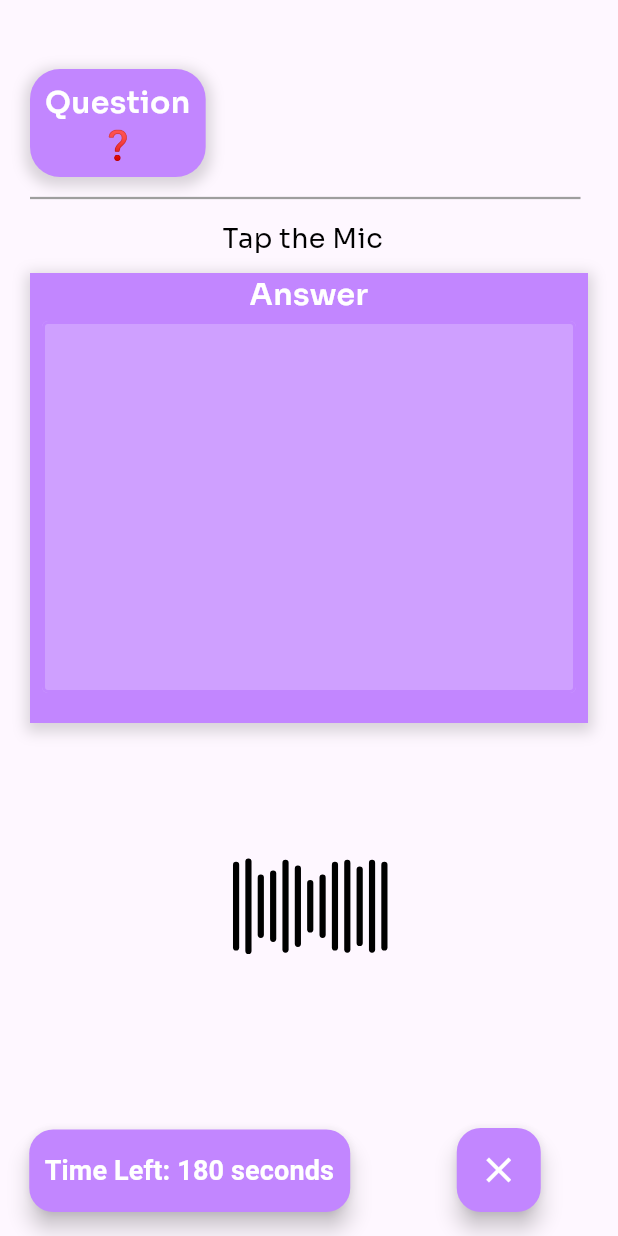
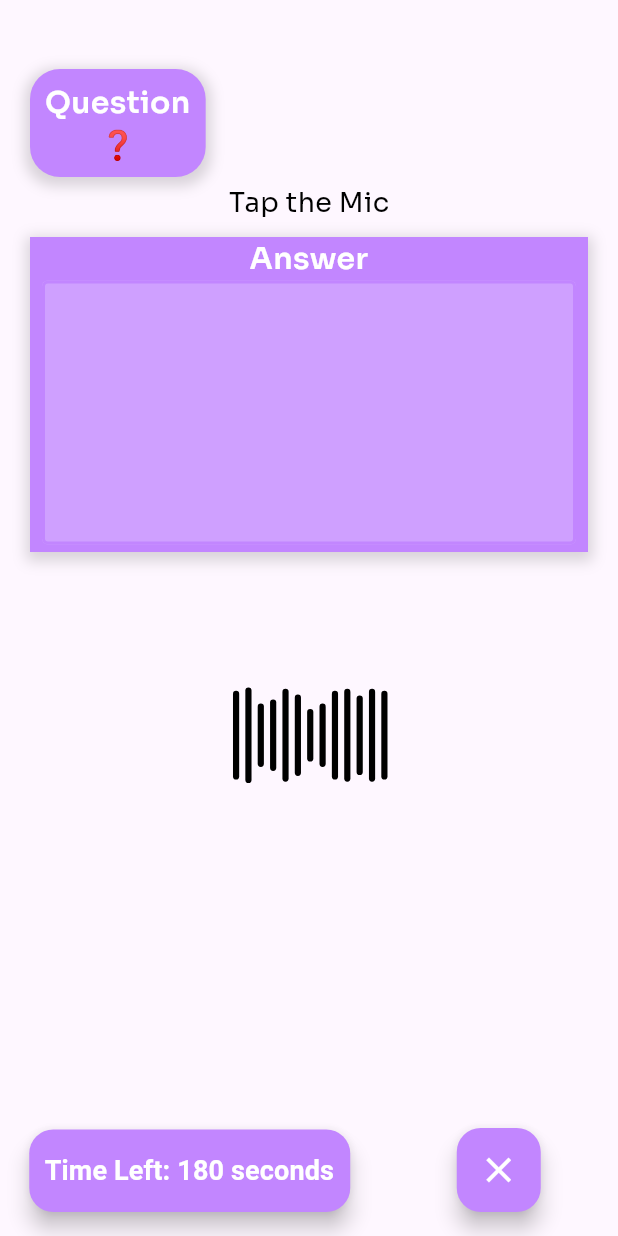
Before and after one commit to himanshiiiiii/mockmaster, a Flutter app: the BottomSheetModal screen opened directly with empty values, on a phone screen of 412 x 824 dp. Run offline on Flutter 3.47's test engine with Material 3 defaults, Android fonts, the phone set to English and light mode, and no system bars; drawn by our look-alikes of lottie; our stand-ins replace avatar_glow, dio, firebase_core, flutter_tts, font_awesome_flutter, google_fonts and 1 more; accounts and stored records are empty.

Commit message:
Final By Ayush

```diff
--- a/lib/screens/question_answer_sliding_panel.dart
+++ b/lib/screens/question_answer_sliding_panel.dart
@@ -12,13 +12,23 @@ import 'package:mock_master/utils/colors.dart';
 import 'package:speech_to_text/speech_recognition_result.dart';
 import 'package:speech_to_text/speech_to_text.dart';
 
+import '../apis/submitAnwerGeneratedBySpeechapi.dart';
+
 class BottomSheetModal extends StatefulWidget {
-  final String text;
+
+  final String question;
+  final String interviewId;
+  final String emailId;
+  final int index;
+  final String level;
 
 
   const BottomSheetModal({
     Key? key,
-    required this.text,
+     required this.question,
+    required this.interviewId,
+    required this.index,
+    required this.level, required this.emailId,
 
   }) : super(key: key);
 
@@ -122,7 +132,7 @@ class _BottomSheetModalState extends State<BottomSheetModal>
       isSpeaking = true;
     });
     // Call the speakText function to start speaking
-    await  speakText(widget.text);
+    await  speakText(widget.question);
     await Future.delayed(Duration(seconds: 4));
     setState(() {
       isSpeaking = false;
@@ -165,14 +175,6 @@ class _BottomSheetModalState extends State<BottomSheetModal>
             crossAxisAlignment: CrossAxisAlignment.start,
             mainAxisSize: MainAxisSize.min,
             children: [
-              if (_speechToText.isNotListening && _confidencelevel > 0)
-                Text(
-                  "Confidence: ${(_confidencelevel * 100).toStringAsFixed(1)}%",
-                  style: GoogleFonts.sora(
-                    fontSize: 18,
-                    color: Colors.black,
-                  ),
-                ),
               Container(
                 decoration: BoxDecoration(
                   color: updatedColor, // Set the background color to purple
@@ -206,7 +208,7 @@ class _BottomSheetModalState extends State<BottomSheetModal>
                       ),
                     ),
                     Text(
-                      widget.text + "❓",
+                      widget.question + "❓",
                       textAlign: TextAlign.center,
                       style: GoogleFonts.sora(
                         fontSize: 19,
@@ -219,23 +221,14 @@ class _BottomSheetModalState extends State<BottomSheetModal>
               SizedBox(
                 height: 4,
               ),
-              Divider(
-                color: Colors.grey,
-                thickness: 1.5,
-                height: 20,
-                endIndent: 5,
-              ),
-              SizedBox(
-                height: 4,
-              ),
               Container(
                 child: Center(
                   child: Text(
                     _speechToText.isListening
                         ? "Listening..."
-                        : _speechEnabled
-                            ? "Tap the Mic  "
-                            : "Please Give the Mic Permissions",
+                        : micIconShow
+                            ? "Tap the Mic"
+                            : " ",
                     style: GoogleFonts.sora(
                       fontSize: 18,
                       color: Colors.black,
@@ -269,21 +262,18 @@ class _BottomSheetModalState extends State<BottomSheetModal>
                         color: Colors.white,
                         fontWeight: FontWeight.w600,
                       ),),
-                    SizedBox(
-                      height: 3,
-                    ),
+
                     Padding(
                       padding: const EdgeInsets.only(left:8.0,right:8,),
                       child: TextField(
                         style: TextStyle(
                             color: Colors.white, fontWeight: FontWeight.w600),
                         controller: _textController,
-                        minLines: 9,
-                        maxLines: 9,
+                        minLines: 6,
+                        maxLines: 6,
                         decoration: InputDecoration(
                           filled: true,
                           fillColor: Color(0xffcfa0ff),
-
                           focusedBorder: OutlineInputBorder(
                               borderRadius: BorderRadius.circular(20.0),
                               borderSide: BorderSide(
@@ -301,7 +291,7 @@ class _BottomSheetModalState extends State<BottomSheetModal>
                       ),
                     ),
                     SizedBox(
-                      height: 20,
+                      height: 5,
                     ),
                   ],
                 ),
@@ -325,7 +315,7 @@ class _BottomSheetModalState extends State<BottomSheetModal>
                   Column(
                     children: [
                       SizedBox(
-                        height: 106,
+                        height: 96,
                       ),
                       SizedBox(
                         height: 65,
@@ -351,14 +341,31 @@ class _BottomSheetModalState extends State<BottomSheetModal>
                   ):Column(
                     children: [
                       SizedBox(
-                        height: 10,
+                        height: 30,
                       ),
                       Row(
                         mainAxisAlignment: MainAxisAlignment.spaceEvenly,
                         children: [
                           ElevatedButton(
                             onPressed: () {
-                              // Add your submit button logic here
+                              Navigator.of(context).pop();
+                              setState(() {
+                              });
+                              FutureBuilder(
+                                future: SubmitAnswer(_textController.toString(),widget.question,widget.interviewId,widget.emailId,widget.index,widget.level), // Call your Future function here
+                                builder: (BuildContext context, AsyncSnapshot snapshot) {
+                                  if (snapshot.connectionState == ConnectionState.waiting) {
+                                    return CircularProgressIndicator(); // Show loading indicator
+                                  } else {
+                                    if (snapshot.hasError) {
+                                      return Text('Error: ${snapshot.error}'); // Show error message if future fails
+                                    } else {
+                                      // Show success message or other content based on the future result
+                                      return  Text("SuccessFill 1234");
+                                    }
+                                  }
+                                },
+                              );
                             },
                             style: ElevatedButton.styleFrom(
                               backgroundColor: Colors.white, // Set white background color
@@ -375,7 +382,7 @@ class _BottomSheetModalState extends State<BottomSheetModal>
                           ),
                           ElevatedButton(
                             onPressed: () {
-                              // Add your cancel button logic here
+                              Navigator.of(context).pop();
                             },
                             style: ElevatedButton.styleFrom(
                               backgroundColor: Colors.white, // Set white background color
@@ -396,32 +403,6 @@ class _BottomSheetModalState extends State<BottomSheetModal>
                     ],
                   )
                 ),
-              // if (!isSpeaking)
-              //   Center(
-              //     child: FloatingActionButton(
-              //         onPressed: () {
-              //           _speechToText.isListening
-              //               ? _startListening
-              //               : stopListening;
-              //         },
-              //         shape: RoundedRectangleBorder(
-              //           borderRadius: BorderRadius.circular(
-              //               25), // Adjust the radius as needed
-              //         ),
-              //         child: _speechToText.isListening
-              //             ? const Icon(Icons.mic,
-              //                 color: Colors.purple, size: 48)
-              //             : const Icon(Icons.mic,
-              //                 color: updatedColor, size: 48)),
-              //   ),
-              // if (isSpeaking)
-              //   Center(
-              //     child: LottieBuilder.asset(
-              //       'lottie/mic-lottie.json',
-              //       width: size.width * 0.5,
-              //       height: size.height * 0.5,
-              //     ),
-              //   ),
               SizedBox(height: 16),
             ],
           ),
```
Also changed, not shown: lib/apis/submitAnwerGeneratedBySpeechapi.dart (added, +28 -0 lines), lib/screens/questionspage.dart (+13 -38 lines).
